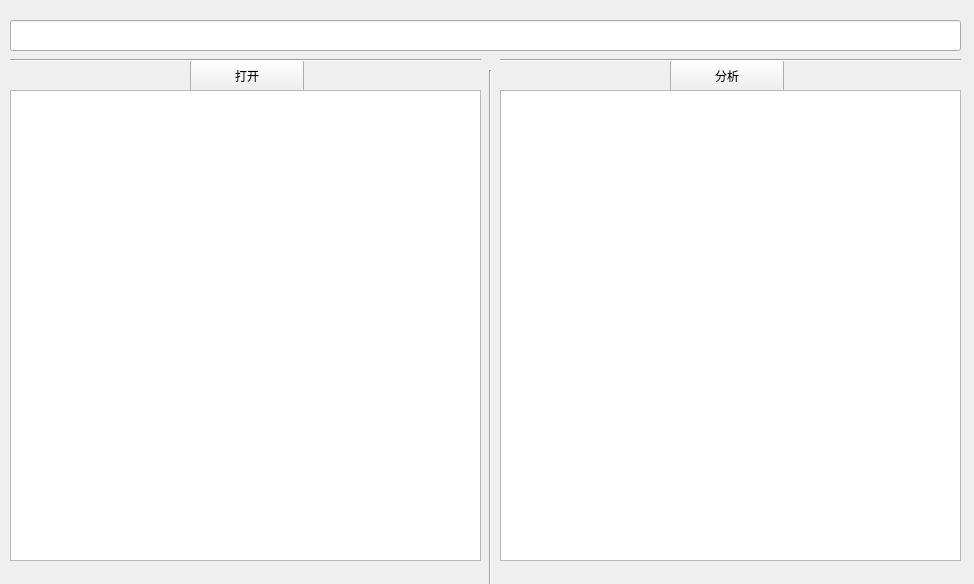
First picture: the form in mainwindow.ui, repository lnm011223/cpp-splitter, before the edit.
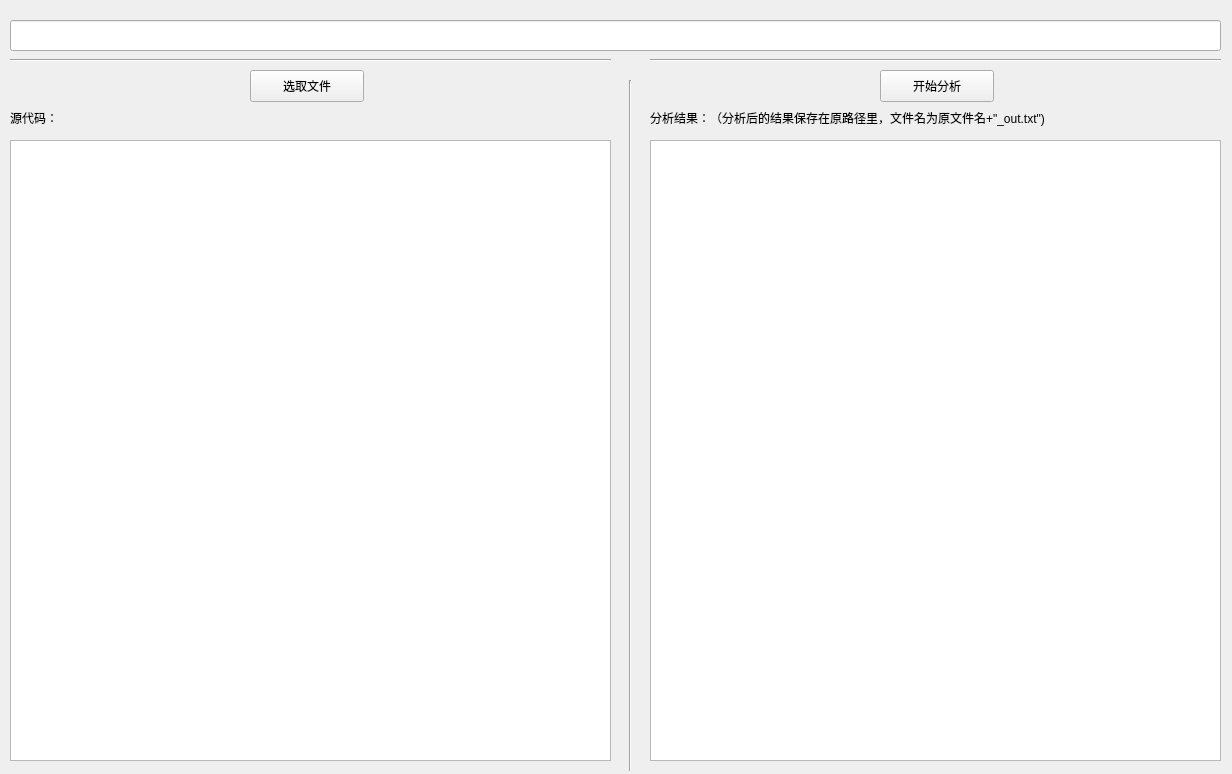
Second picture: the form after the edit.

Commit message: 添加readme

```diff
--- a/mainwindow.ui
+++ b/mainwindow.ui
@@ -6,8 +6,8 @@
    <rect>
     <x>0</x>
     <y>0</y>
-    <width>974</width>
-    <height>584</height>
+    <width>1232</width>
+    <height>774</height>
    </rect>
   </property>
   <property name="sizePolicy">
@@ -28,7 +28,7 @@
      <rect>
       <x>10</x>
       <y>20</y>
-      <width>951</width>
+      <width>1211</width>
       <height>31</height>
      </rect>
     </property>
@@ -50,36 +50,36 @@
    <widget class="QPushButton" name="pushButton">
     <property name="geometry">
      <rect>
-      <x>190</x>
-      <y>60</y>
+      <x>250</x>
+      <y>70</y>
       <width>114</width>
       <height>32</height>
      </rect>
     </property>
     <property name="text">
-     <string>打开</string>
+     <string>选取文件</string>
     </property>
    </widget>
    <widget class="QPushButton" name="pushButton_2">
     <property name="geometry">
      <rect>
-      <x>670</x>
-      <y>60</y>
+      <x>880</x>
+      <y>70</y>
       <width>114</width>
       <height>32</height>
      </rect>
     </property>
     <property name="text">
-     <string>分析</string>
+     <string>开始分析</string>
     </property>
    </widget>
    <widget class="QTextEdit" name="textEdit">
     <property name="geometry">
      <rect>
       <x>10</x>
-      <y>90</y>
-      <width>471</width>
-      <height>471</height>
+      <y>140</y>
+      <width>601</width>
+      <height>621</height>
      </rect>
     </property>
     <property name="styleSheet">
@@ -96,10 +96,10 @@
    <widget class="QTextEdit" name="textEdit_2">
     <property name="geometry">
      <rect>
-      <x>500</x>
-      <y>90</y>
-      <width>461</width>
-      <height>471</height>
+      <x>650</x>
+      <y>140</y>
+      <width>571</width>
+      <height>621</height>
      </rect>
     </property>
     <property name="styleSheet">
@@ -109,10 +109,10 @@
    <widget class="Line" name="line">
     <property name="geometry">
      <rect>
-      <x>480</x>
-      <y>70</y>
+      <x>620</x>
+      <y>80</y>
       <width>20</width>
-      <height>581</height>
+      <height>691</height>
      </rect>
     </property>
     <property name="orientation">
@@ -124,7 +124,7 @@
      <rect>
       <x>10</x>
       <y>50</y>
-      <width>471</width>
+      <width>601</width>
       <height>20</height>
      </rect>
     </property>
@@ -135,9 +135,9 @@
    <widget class="Line" name="line_3">
     <property name="geometry">
      <rect>
-      <x>500</x>
+      <x>650</x>
       <y>50</y>
-      <width>461</width>
+      <width>571</width>
       <height>20</height>
      </rect>
     </property>
@@ -145,6 +145,32 @@
      <enum>Qt::Horizontal</enum>
     </property>
    </widget>
+   <widget class="QLabel" name="label">
+    <property name="geometry">
+     <rect>
+      <x>10</x>
+      <y>110</y>
+      <width>60</width>
+      <height>16</height>
+     </rect>
+    </property>
+    <property name="text">
+     <string>源代码：</string>
+    </property>
+   </widget>
+   <widget class="QLabel" name="label_2">
+    <property name="geometry">
+     <rect>
+      <x>650</x>
+      <y>110</y>
+      <width>471</width>
+      <height>16</height>
+     </rect>
+    </property>
+    <property name="text">
+     <string>分析结果：（分析后的结果保存在原路径里，文件名为原文件名+&quot;_out.txt&quot;)</string>
+    </property>
+   </widget>
   </widget>
  </widget>
  <layoutdefault spacing="6" margin="11"/>
```
The commit also changes 2 other files.
